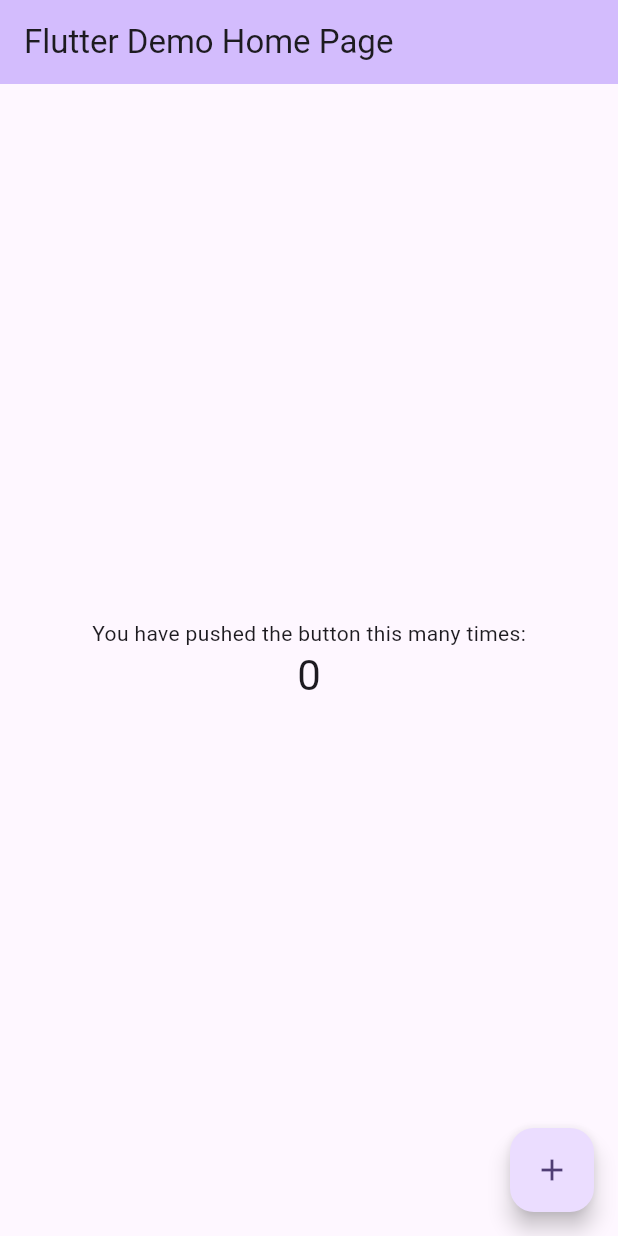
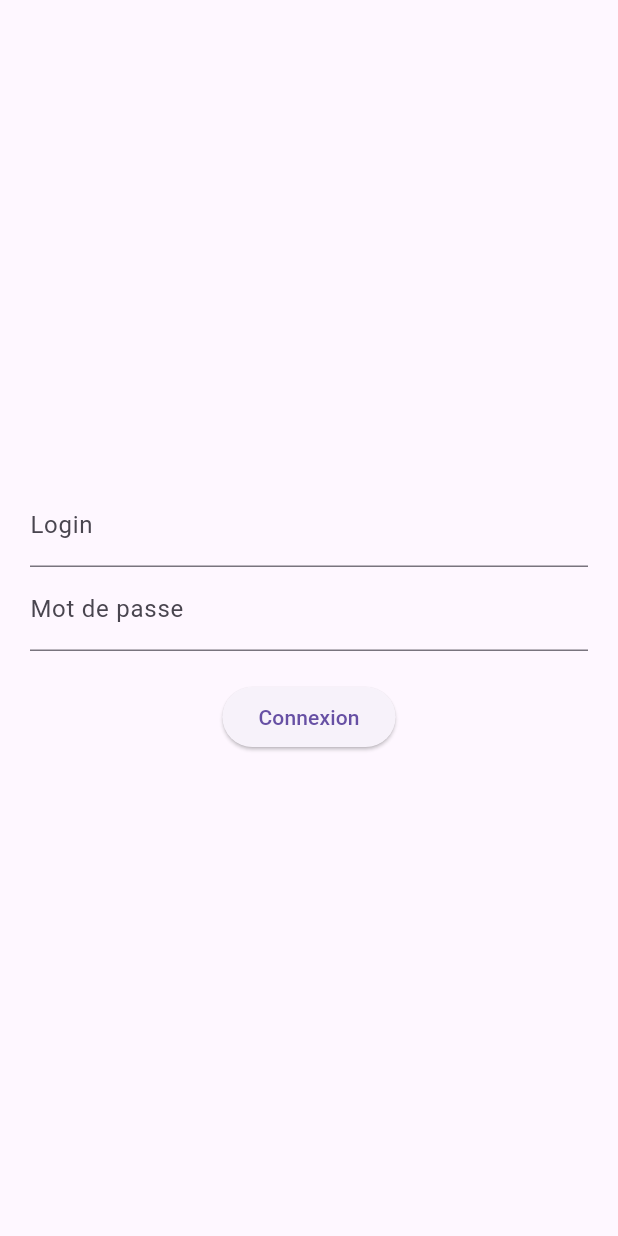
Before and after one commit to samakemoulayelabass-star/examen_s1_9503706, a Flutter app: the screen it shows after launch, on a phone screen of 412 x 824 dp. Run offline on Flutter 3.47's test engine with Material 3 defaults, Android fonts, the light colour scheme and no system bars.

Commit message:
mon pemie commt

```diff
--- /dev/null
+++ b/lib/login_page.dart
@@ -0,0 +1,50 @@
+import 'package:flutter/material.dart';
+import 'etudiant_list.dart';
+
+class LoginPage extends StatefulWidget {
+  const LoginPage({super.key});
+
+  @override
+  State<LoginPage> createState() => _LoginPageState();
+}
+
+class _LoginPageState extends State<LoginPage> {
+  final login = TextEditingController();
+  final password = TextEditingController();
+
+  @override
+  Widget build(BuildContext context) {
+    return Scaffold(
+      body: Padding(
+        padding: const EdgeInsets.all(20),
+        child: Column(
+          mainAxisAlignment: MainAxisAlignment.center,
+          children: [
+            TextField(
+              controller: login,
+              decoration: const InputDecoration(labelText: "Login"),
+            ),
+            TextField(
+              controller: password,
+              obscureText: true,
+              decoration: const InputDecoration(labelText: "Mot de passe"),
+            ),
+            const SizedBox(height: 20),
+            ElevatedButton(
+              onPressed: () {
+                if (login.text == "3ii" && password.text == "moulaye") {
+                  Navigator.pushReplacement(
+                    context,
+                    MaterialPageRoute(
+                        builder: (_) => const EtudiantList()),
+                  );
+                }
+              },
+              child: const Text("Connexion"),
+            ),
+          ],
+        ),
+      ),
+    );
+  }
+}
--- a/lib/main.dart
+++ b/lib/main.dart
@@ -1,4 +1,5 @@
 import 'package:flutter/material.dart';
+import 'lowder.dart';
 
 void main() {
   runApp(const MyApp());
@@ -7,116 +8,12 @@ void main() {
 class MyApp extends StatelessWidget {
   const MyApp({super.key});
 
-  // This widget is the root of your application.
   @override
   Widget build(BuildContext context) {
     return MaterialApp(
-      title: 'Flutter Demo',
-      theme: ThemeData(
-        // This is the theme of your application.
-        //
-        // TRY THIS: Try running your application with "flutter run". You'll see
-        // the application has a purple toolbar. Then, without quitting the app,
-        // try changing the seedColor in the colorScheme below to Colors.green
-        // and then invoke "hot reload" (save your changes or press the "hot
-        // reload" button in a Flutter-supported IDE, or press "r" if you used
-        // the command line to start the app).
-        //
-        // Notice that the counter didn't reset back to zero; the application
-        // state is not lost during the reload. To reset the state, use hot
-        // restart instead.
-        //
-        // This works for code too, not just values: Most code changes can be
-        // tested with just a hot reload.
-        colorScheme: .fromSeed(seedColor: Colors.deepPurple),
-      ),
-      home: const MyHomePage(title: 'Flutter Demo Home Page'),
+      debugShowCheckedModeBanner: false,
+      title: 'Gestion Etudiants',
+      home: Lowder(),
     );
   }
 }
-
-class MyHomePage extends StatefulWidget {
-  const MyHomePage({super.key, required this.title});
-
-  // This widget is the home page of your application. It is stateful, meaning
-  // that it has a State object (defined below) that contains fields that affect
-  // how it looks.
-
-  // This class is the configuration for the state. It holds the values (in this
-  // case the title) provided by the parent (in this case the App widget) and
-  // used by the build method of the State. Fields in a Widget subclass are
-  // always marked "final".
-
-  final String title;
-
-  @override
-  State<MyHomePage> createState() => _MyHomePageState();
-}
-
-class _MyHomePageState extends State<MyHomePage> {
-  int _counter = 0;
-
-  void _incrementCounter() {
-    setState(() {
-      // This call to setState tells the Flutter framework that something has
-      // changed in this State, which causes it to rerun the build method below
-      // so that the display can reflect the updated values. If we changed
-      // _counter without calling setState(), then the build method would not be
-      // called again, and so nothing would appear to happen.
-      _counter++;
-    });
-  }
-
-  @override
-  Widget build(BuildContext context) {
-    // This method is rerun every time setState is called, for instance as done
-    // by the _incrementCounter method above.
-    //
-    // The Flutter framework has been optimized to make rerunning build methods
-    // fast, so that you can just rebuild anything that needs updating rather
-    // than having to individually change instances of widgets.
-    return Scaffold(
-      appBar: AppBar(
-        // TRY THIS: Try changing the color here to a specific color (to
-        // Colors.amber, perhaps?) and trigger a hot reload to see the AppBar
-        // change color while the other colors stay the same.
-        backgroundColor: Theme.of(context).colorScheme.inversePrimary,
-        // Here we take the value from the MyHomePage object that was created by
-        // the App.build method, and use it to set our appbar title.
-        title: Text(widget.title),
-      ),
-      body: Center(
-        // Center is a layout widget. It takes a single child and positions it
-        // in the middle of the parent.
-        child: Column(
-          // Column is also a layout widget. It takes a list of children and
-          // arranges them vertically. By default, it sizes itself to fit its
-          // children horizontally, and tries to be as tall as its parent.
-          //
-          // Column has various properties to control how it sizes itself and
-          // how it positions its children. Here we use mainAxisAlignment to
-          // center the children vertically; the main axis here is the vertical
-          // axis because Columns are vertical (the cross axis would be
-          // horizontal).
-          //
-          // TRY THIS: Invoke "debug painting" (choose the "Toggle Debug Paint"
-          // action in the IDE, or press "p" in the console), to see the
-          // wireframe for each widget.
-          mainAxisAlignment: .center,
-          children: [
-            const Text('You have pushed the button this many times:'),
-            Text(
-              '$_counter',
-              style: Theme.of(context).textTheme.headlineMedium,
-            ),
-          ],
-        ),
-      ),
-      floatingActionButton: FloatingActionButton(
-        onPressed: _incrementCounter,
-        tooltip: 'Increment',
-        child: const Icon(Icons.add),
-      ),
-    );
-  }
-}
```
Also changed, not shown: lib/etudiant.dart (added, +9 -0 lines), lib/etudiant_form.dart (added, +52 -0 lines), lib/etudiant_list.dart (added, +176 -0 lines), lib/lowder.dart (added, +35 -0 lines).
